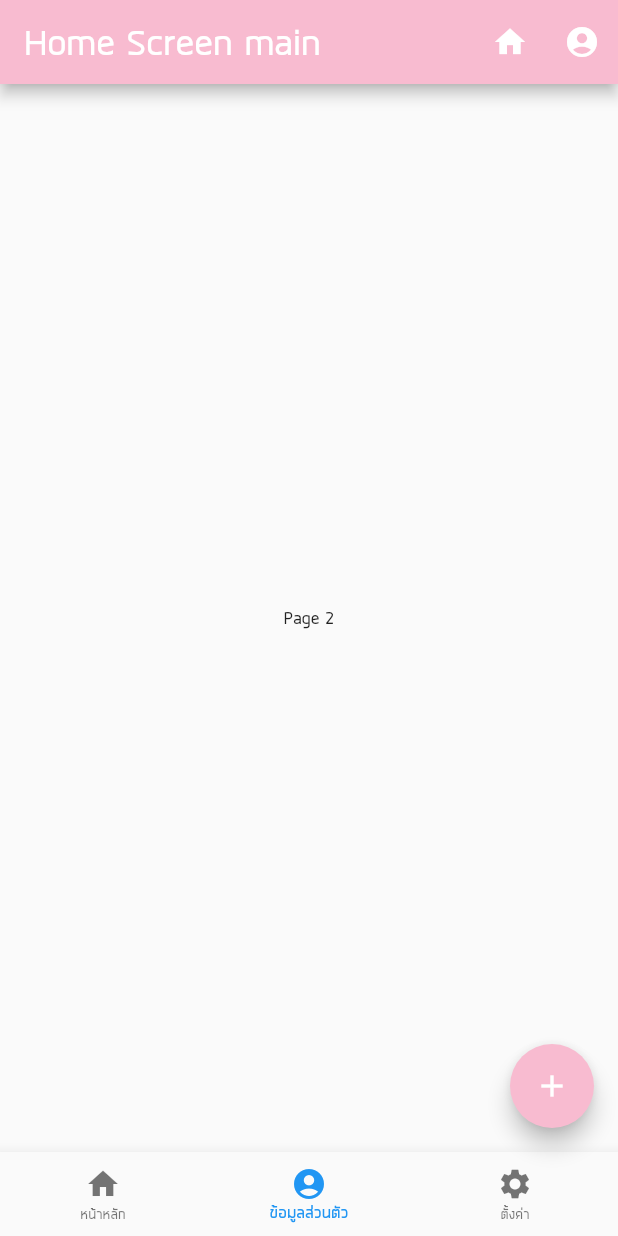
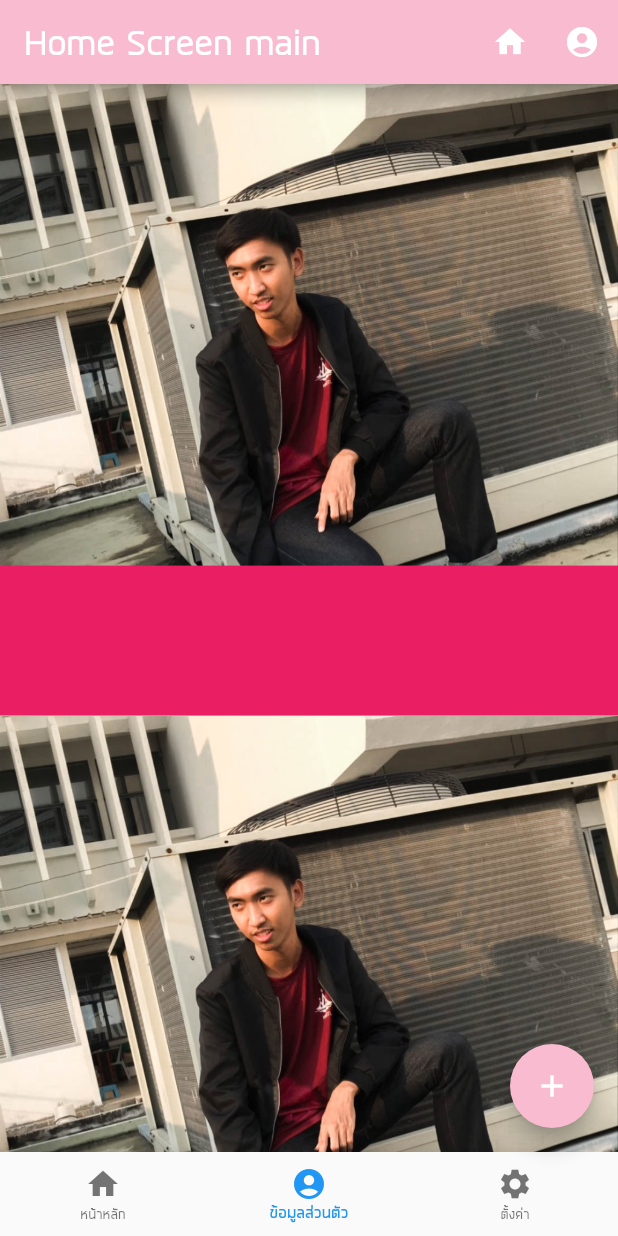
Before and after one commit to ifackerx/Pracing_flutter, a Flutter app: the screen it shows after launch, item 2 of the bottom bar chosen, on a phone screen of 412 x 824 dp. Run offline on Flutter 3.47's test engine with Material 2 defaults, Android fonts, the phone set to English and light mode, and no system bars.

Commit message:
col&row :chocolate_bar:

```diff
--- a/flutter_app/lib/screens/page_two.dart
+++ b/flutter_app/lib/screens/page_two.dart
@@ -8,9 +8,38 @@ class PageTwo extends StatefulWidget {
 class _PageTwoState extends State<PageTwo> {
   @override
   Widget build(BuildContext context) {
-    return Center(
-      child: Text('Page 2'),
+    return ListView(
+      children: <Widget>[
+        Column(
+      // กำหนด ตำแหน่ง
+      mainAxisAlignment: MainAxisAlignment.start,
+      children: <Widget>[
+        Image(image: AssetImage('asset/img/profile.jpg')),
+        Container(height: 100.0, color: Colors.pink),
+        Image(image: AssetImage('asset/img/profile.jpg')),
 
-    );
+        Row(
+          children: <Widget>[
+            // ถ้าใช้ Row ภายใจ้ widget ตัวอื่นต้อง expand
+            Expanded(
+             child: Container(
+                height: 100.0,
+                color: Colors.pink[50],
+              ),
+            ),
+            Expanded(
+             child: Image(
+               // ทำให้รูปเต็มช่อง
+               fit : BoxFit.fill,
+               height: 100.0,
+               image: AssetImage('asset/img/profile.jpg')),
+
+            )
+
+          ],
+        )
+      ],
+    ),
+      ],);
   }
 }
```
